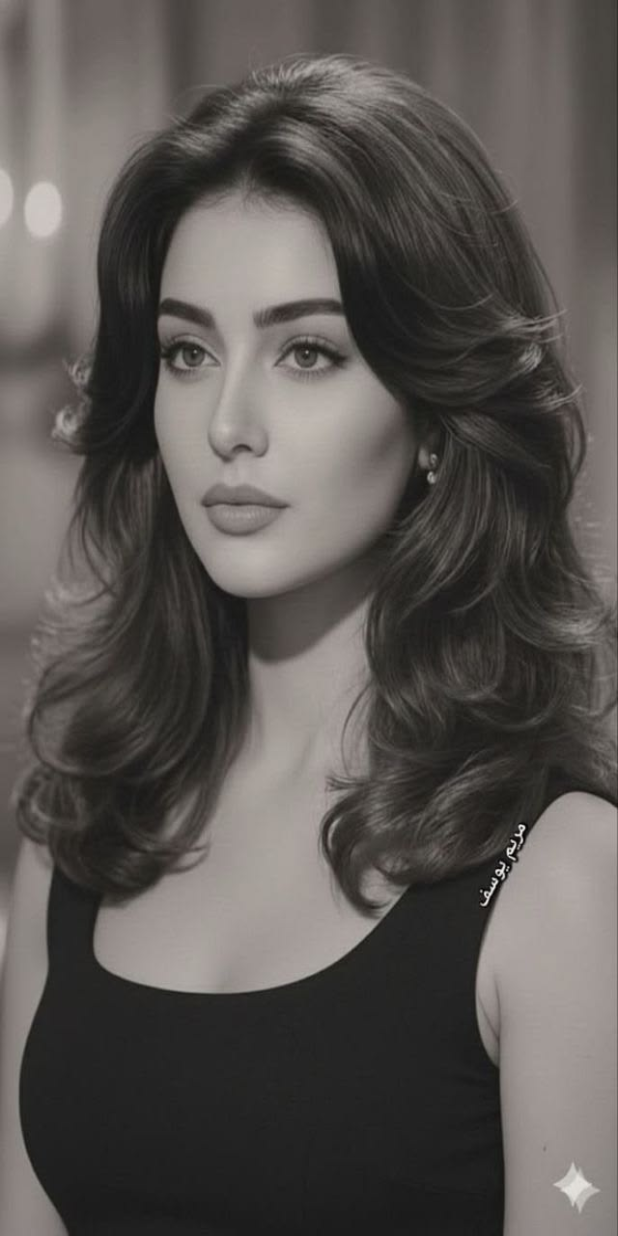
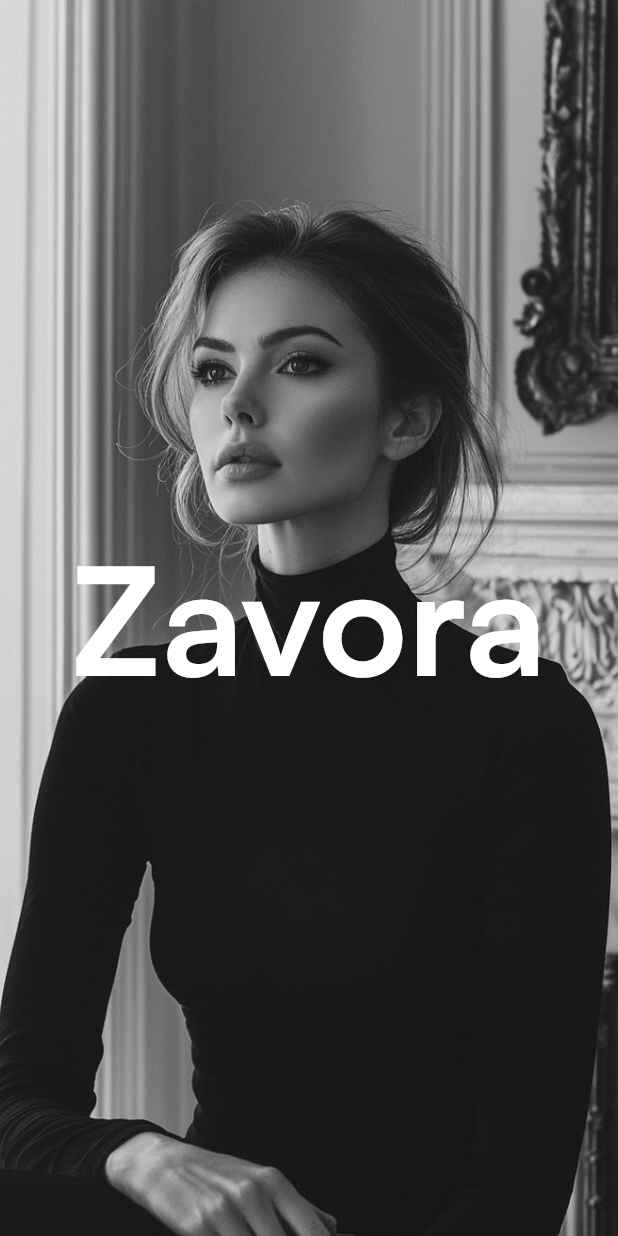
Before and after one commit to ba138/zavora, a Flutter app: the screen it shows after launch, on a phone screen of 412 x 824 dp. Run offline on Flutter 3.47's test engine with Material 3 defaults, Android fonts, the phone set to English and light mode, and no system bars; drawn by our look-alikes of flutter_animate; our stand-ins replace flutter_riverpod, go_router.

Commit message:
feat: Add MyText widget for customizable text display and animations
- Introduced MyText widget to encapsulate text styling and animations.
- Added properties for font family, text alignment, decoration, and padding.
- Implemented fade-in animation effect using flutter_animate package.
- Created animated_row.dart file for future use.
- Added onboarding1_screen.dart file for onboarding screen implementation.

```diff
--- /dev/null
+++ b/lib/contants/myText.dart
@@ -0,0 +1,89 @@
+// ignore_for_file: unnecessary_string_interpolations
+
+import 'package:flutter/material.dart';
+import 'package:flutter_animate/flutter_animate.dart';
+import 'package:zavora/contants/app_colors.dart';
+import 'package:zavora/contants/app_fonts.dart';
+
+// ignore: must_be_immutable
+class MyText extends StatelessWidget {
+  // ignore: prefer_typing_uninitialized_variables
+  final String text;
+  final String? fontFamily;
+  final TextAlign? textAlign;
+  final TextDecoration decoration;
+  final FontWeight? weight;
+  final TextOverflow? textOverflow;
+  final Color? color;
+  final FontStyle? fontStyle;
+  final VoidCallback? onTap;
+  final Color decorationColor; // Add this
+
+  final int? maxLines;
+  final double? size;
+  final double? lineHeight;
+  final double? paddingTop;
+  final double? paddingLeft;
+  final double? paddingRight;
+  final double? paddingBottom;
+  final double? letterSpacing;
+
+  const MyText({
+    super.key,
+    required this.text,
+    this.size,
+    this.lineHeight,
+    this.maxLines = 100,
+    this.decoration = TextDecoration.none,
+    this.color,
+    this.letterSpacing,
+    this.weight = FontWeight.w400,
+    this.textAlign,
+    this.textOverflow,
+    this.fontFamily,
+    this.decorationColor = Colors.transparent, // Default to transparent
+
+    this.paddingTop = 0,
+    this.paddingRight = 0,
+    this.paddingLeft = 0,
+    this.paddingBottom = 0,
+    this.onTap,
+    this.fontStyle,
+  });
+
+  @override
+  Widget build(BuildContext context) {
+    return Animate(
+      effects: [FadeEffect(duration: Duration(milliseconds: 500))],
+      child: Padding(
+        padding: EdgeInsets.only(
+          top: paddingTop!,
+          left: paddingLeft!,
+          right: paddingRight!,
+          bottom: paddingBottom!,
+        ),
+        child: GestureDetector(
+          onTap: onTap,
+          child: Text(
+            "$text",
+            style: TextStyle(
+              fontSize: size,
+              color: color ?? AppColors.primary,
+              fontWeight: weight,
+              decoration: decoration,
+              decorationColor: decorationColor, // Apply the color here
+
+              fontFamily: fontFamily ?? AppFonts.satoshi,
+              height: lineHeight ?? 0,
+              fontStyle: fontStyle,
+              letterSpacing: letterSpacing,
+            ),
+            textAlign: textAlign,
+            maxLines: maxLines,
+            overflow: textOverflow,
+          ),
+        ),
+      ),
+    );
+  }
+}
--- a/lib/features/auth/screens/splash_screen.dart
+++ b/lib/features/auth/screens/splash_screen.dart
@@ -1,5 +1,8 @@
 import 'package:flutter/material.dart';
+import 'package:zavora/contants/app_colors.dart';
 import 'package:zavora/generated/assets.dart';
+
+import '../../../contants/myText.dart';
 
 class SplashScreen extends StatefulWidget {
   const SplashScreen({super.key});
@@ -12,11 +15,18 @@
   @override
   Widget build(BuildContext context) {
     return Scaffold(
-      body: Image(
-        image: AssetImage(Assets.logo),
-        fit: BoxFit.fill,
-        width: double.infinity,
-        height: double.infinity,
+      body: Stack(
+        children: [
+          Positioned.fill(child: Image.asset(Assets.logo, fit: BoxFit.cover)),
+          Center(
+            child: MyText(
+              text: "Zavora",
+              size: 100,
+              weight: FontWeight.w600,
+              color: AppColors.primary,
+            ),
+          ),
+        ],
       ),
     );
   }
--- a/pubspec.yaml
+++ b/pubspec.yaml
@@ -37,6 +37,7 @@
   flutter_riverpod: ^3.4.2
   riverpod_annotation: ^4.0.6
   go_router: ^17.5.0
+  flutter_animate: ^4.5.2
 
 dev_dependencies:
   flutter_test:
```
Also changed, not shown: lib/contants/animated_row.dart (added, +56 -0 lines), assets/images/on1.jpeg (added), assets/images/on2.jpeg (added), assets/images/on3.jpeg (added), assets/images/splashimage.jpeg, lib/features/auth/screens/onboarding1_screen.dart (added), pubspec.lock.
